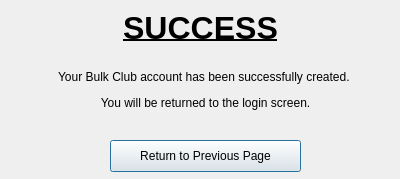
First picture: the form in Project2/accountconfirm.ui, repository tdragon00/CS1C_Project_2, before the edit.
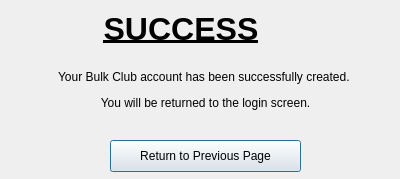
Second picture: the form after the edit.

The edit to the form file:
```diff
--- a/Project2/accountconfirm.ui
+++ b/Project2/accountconfirm.ui
@@ -18,8 +18,8 @@
     <rect>
      <x>90</x>
      <y>10</y>
-     <width>221</width>
-     <height>31</height>
+     <width>182</width>
+     <height>40</height>
     </rect>
    </property>
    <property name="text">
```
